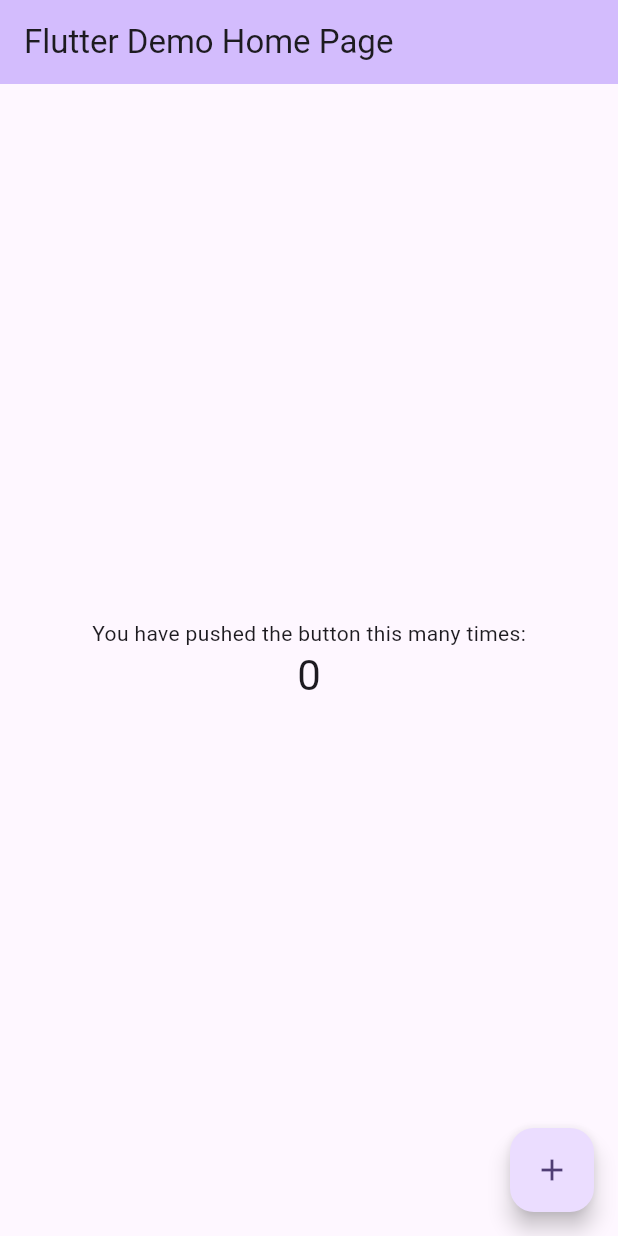
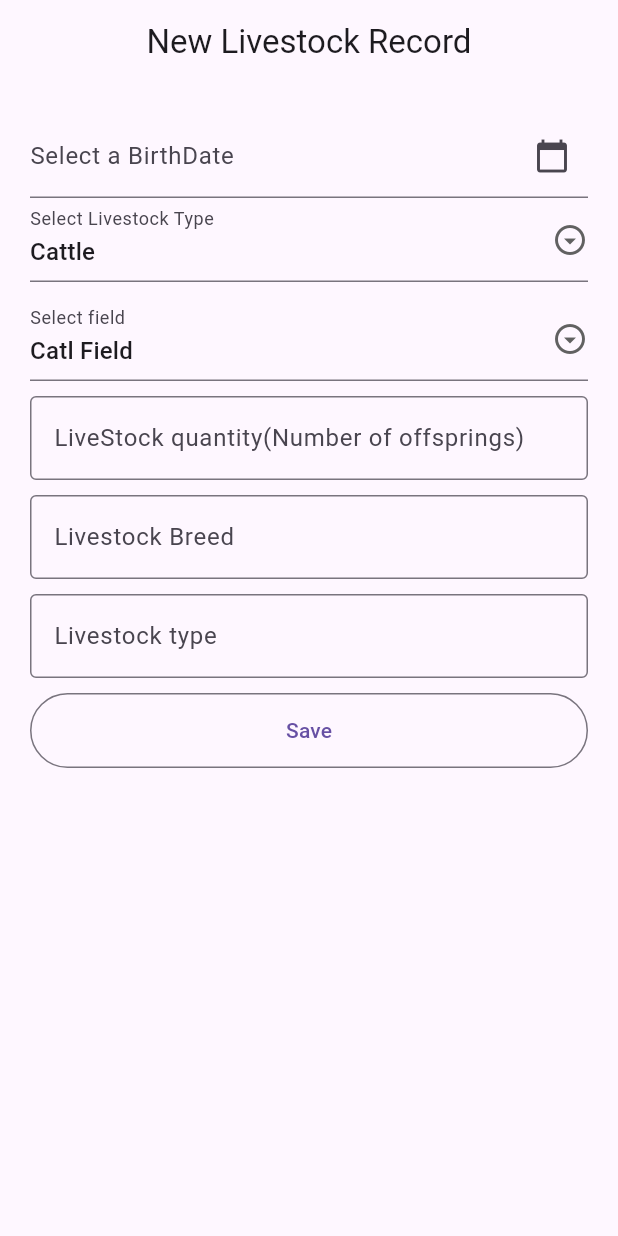
Before and after one commit to bsc-inf-20-19/FarmRecordsManagementSystem, a Flutter app: the screen it shows after launch, on a phone screen of 412 x 824 dp. Run offline on Flutter 3.47's test engine with Material 3 defaults, Android fonts, the phone set to English and light mode, and no system bars.

Commit message:
Livestock input User-interface

```diff
--- /dev/null
+++ b/farm_records_management_system/lib/Screen/my-form.dart
@@ -0,0 +1,213 @@
+import 'package:farm_records_management_system/Screen/Details.dart';
+import 'package:flutter/material.dart';
+//import 'my-form.dart';
+
+class MyForm extends StatefulWidget {
+  const MyForm({Key? key}) : super(key: key);
+
+  @override
+  _FormState createState() => _FormState();
+}
+
+class _FormState extends State<MyForm> {
+
+  DateTime? _selectedDate;
+
+  // Function to show the date picker and set the selected date
+  Future<void> _selectDate(BuildContext context) async {
+    final DateTime? picked = await showDatePicker(
+      context: context,
+      initialDate: _selectedDate ?? DateTime.now(),
+      firstDate: DateTime(1900),
+      lastDate: DateTime(2100),
+    );
+
+    // If the user picked a date, set the selected date state
+    if (picked != null && picked != _selectedDate) {
+      setState(() {
+        _selectedDate = picked;
+      });
+    }
+  }
+
+  _FormState(){
+    _selectVal = _livestockTypeList[0];
+    _selectFieldVal = _fieldList[0];
+  }
+
+  final _livestockController = TextEditingController();
+  final _livestockDescdriptionController = TextEditingController();
+   final _livestockBreedController = TextEditingController();
+    final _livestockTypeController = TextEditingController();
+     final _livestockLotController = TextEditingController();
+      final _livestockQuantityController = TextEditingController();
+
+  final _ = TextEditingController();
+  final _livestockTypeList = ["Cattle", "Poultry", "Goats", "Pigs"];
+  String? _selectVal = "";
+
+    final _fieldList = ["Catl Field", "Poultry Field", "Goats Field", "Pigs Field"];
+  String? _selectFieldVal = "";
+
+  @override
+  void dispose() {
+   _livestockController.dispose();
+   _livestockDescdriptionController.dispose();
+   _livestockBreedController.dispose();
+   _livestockTypeController.dispose();
+   _livestockLotController.dispose();
+   _livestockQuantityController.dispose();
+   super.dispose();
+  }
+
+  @override
+  Widget build(BuildContext context) {
+    return Scaffold(
+      appBar: AppBar(
+        title: const Text('New Livestock Record'),
+        centerTitle: true,
+      ),
+      body: Container(
+        padding: const EdgeInsets.all(20.0),
+        child: ListView(
+          children: [
+
+            TextField(
+              decoration: InputDecoration(
+                labelText: 'Select a BirthDate',
+                suffixIcon: IconButton(
+                  icon: const Icon(Icons.calendar_today),
+                  onPressed: () => _selectDate(context),
+                ),
+              ),
+              controller: TextEditingController(
+                text: _selectedDate != null
+                    ? '${_selectedDate!.toLocal()}'.split(' ')[0]
+                    : '',
+              ),
+              readOnly: true,
+            ),
+
+            //DropDown crop name  and field
+            DropdownButtonFormField(
+              value: _selectVal,
+              items: _livestockTypeList.map(
+              (e) => DropdownMenuItem(child: Text(e), value: e,)
+              ).toList(),
+            onChanged: (val) {
+              setState(() {
+                _selectVal = val as String;
+              });
+            },
+            icon: const Icon(
+              Icons.arrow_drop_down_circle_outlined,
+            ),
+            decoration: InputDecoration(
+              labelText: "Select Livestock Type",
+              border: UnderlineInputBorder()
+            ),
+            ),
+            SizedBox(height: 10.0),
+            DropdownButtonFormField(
+              value: _selectFieldVal,
+              items: _fieldList.map(
+              (e) => DropdownMenuItem(child: Text(e), value: e,)
+              ).toList(),
+            onChanged: (val) {
+              setState(() {
+                _selectFieldVal = val as String;
+              });
+            },
+            icon: const Icon(
+              Icons.arrow_drop_down_circle_outlined,
+            ),
+            decoration: InputDecoration(
+              labelText: "Select field",
+              border: UnderlineInputBorder()
+            ),
+            ),
+            SizedBox(height: 10.0),
+
+            //Textfields for seeds infomation
+             MyTextField(
+              myController: _livestockDescdriptionController,
+              fieldName: "LiveStock quantity(Number of offsprings)",
+            ),
+            SizedBox(height: 10.0),
+             MyTextField(
+              myController: _livestockBreedController,
+              fieldName: "Livestock Breed",
+            ),
+            SizedBox(height: 10.0),
+             MyTextField(
+              myController: _livestockTypeController,
+              fieldName: "Livestock type",
+            ),
+            // SizedBox(height: 10.0),
+            //  MyTextField(
+            //   myController: _livestockLotController,
+            //   fieldName: "Seed lot number",
+            // ),
+            // SizedBox(height: 10.0),
+            //  MyTextField(
+            //   myController: _livestockQuantityController,
+            //   fieldName: "Estimated hrarvest",
+            // ),
+            SizedBox(height: 10.0),
+            myBtn(context)
+          ],
+        ),
+      ),
+    );
+}
+OutlinedButton myBtn(BuildContext context) {
+  return OutlinedButton(
+    style: OutlinedButton.styleFrom(minimumSize: const Size(200, 50)),
+    onPressed: () {
+      Navigator.push(
+        context,
+        MaterialPageRoute(builder: (context){
+          return Details(
+            livestockName: _livestockController.text,
+            livestockDescription: _livestockDescdriptionController.text,
+            livestockBreed: _livestockBreedController.text,
+            livestockType: _livestockTypeController.text,
+            // cropLotNumber: _livestockLotController.text,
+            // cropHarvest: _livestockQuantityController.text,
+          );
+        }),
+      );
+      },
+    child: Text("Save"),
+  );
+}
+}
+
+class MyTextField extends StatelessWidget {
+  MyTextField({
+    Key? key,
+    required this.myController,
+    required this.fieldName,
+    this.myIcon = Icons.verified_user_outlined,
+    this.prefixIconColor = Colors.blueAccent,
+  });
+
+  final TextEditingController myController;
+  String fieldName;
+  final IconData myIcon;
+  Color prefixIconColor;
+
+  @override
+  Widget build(BuildContext context) {
+    return TextFormField(
+      controller: myController,
+      decoration: InputDecoration(
+        labelText: fieldName,
+        border: const OutlineInputBorder(),
+        focusedBorder: OutlineInputBorder(
+          borderSide: BorderSide(color: Colors.green.shade300),
+        ),
+      ),
+    );
+  }
+}
--- a/farm_records_management_system/lib/main.dart
+++ b/farm_records_management_system/lib/main.dart
@@ -1,125 +1,22 @@
+import 'package:farm_records_management_system/Screen/my-form.dart';
 import 'package:flutter/material.dart';
 
 void main() {
   runApp(const MyApp());
 }
 
+
 class MyApp extends StatelessWidget {
   const MyApp({super.key});
 
-  // This widget is the root of your application.
   @override
   Widget build(BuildContext context) {
     return MaterialApp(
-      title: 'Flutter Demo',
+      title: 'Farm Management',
+      debugShowCheckedModeBanner: false,
       theme: ThemeData(
-        // This is the theme of your application.
-        //
-        // TRY THIS: Try running your application with "flutter run". You'll see
-        // the application has a purple toolbar. Then, without quitting the app,
-        // try changing the seedColor in the colorScheme below to Colors.green
-        // and then invoke "hot reload" (save your changes or press the "hot
-        // reload" button in a Flutter-supported IDE, or press "r" if you used
-        // the command line to start the app).
-        //
-        // Notice that the counter didn't reset back to zero; the application
-        // state is not lost during the reload. To reset the state, use hot
-        // restart instead.
-        //
-        // This works for code too, not just values: Most code changes can be
-        // tested with just a hot reload.
-        colorScheme: ColorScheme.fromSeed(seedColor: Colors.deepPurple),
-        useMaterial3: true,
-      ),
-      home: const MyHomePage(title: 'Flutter Demo Home Page'),
+        primarySwatch: Colors.blue),
+      home:const MyForm(),
     );
   }
 }
-
-class MyHomePage extends StatefulWidget {
-  const MyHomePage({super.key, required this.title});
-
-  // This widget is the home page of your application. It is stateful, meaning
-  // that it has a State object (defined below) that contains fields that affect
-  // how it looks.
-
-  // This class is the configuration for the state. It holds the values (in this
-  // case the title) provided by the parent (in this case the App widget) and
-  // used by the build method of the State. Fields in a Widget subclass are
-  // always marked "final".
-
-  final String title;
-
-  @override
-  State<MyHomePage> createState() => _MyHomePageState();
-}
-
-class _MyHomePageState extends State<MyHomePage> {
-  int _counter = 0;
-
-  void _incrementCounter() {
-    setState(() {
-      // This call to setState tells the Flutter framework that something has
-      // changed in this State, which causes it to rerun the build method below
-      // so that the display can reflect the updated values. If we changed
-      // _counter without calling setState(), then the build method would not be
-      // called again, and so nothing would appear to happen.
-      _counter++;
-    });
-  }
-
-  @override
-  Widget build(BuildContext context) {
-    // This method is rerun every time setState is called, for instance as done
-    // by the _incrementCounter method above.
-    //
-    // The Flutter framework has been optimized to make rerunning build methods
-    // fast, so that you can just rebuild anything that needs updating rather
-    // than having to individually change instances of widgets.
-    return Scaffold(
-      appBar: AppBar(
-        // TRY THIS: Try changing the color here to a specific color (to
-        // Colors.amber, perhaps?) and trigger a hot reload to see the AppBar
-        // change color while the other colors stay the same.
-        backgroundColor: Theme.of(context).colorScheme.inversePrimary,
-        // Here we take the value from the MyHomePage object that was created by
-        // the App.build method, and use it to set our appbar title.
-        title: Text(widget.title),
-      ),
-      body: Center(
-        // Center is a layout widget. It takes a single child and positions it
-        // in the middle of the parent.
-        child: Column(
-          // Column is also a layout widget. It takes a list of children and
-          // arranges them vertically. By default, it sizes itself to fit its
-          // children horizontally, and tries to be as tall as its parent.
-          //
-          // Column has various properties to control how it sizes itself and
-          // how it positions its children. Here we use mainAxisAlignment to
-          // center the children vertically; the main axis here is the vertical
-          // axis because Columns are vertical (the cross axis would be
-          // horizontal).
-          //
-          // TRY THIS: Invoke "debug painting" (choose the "Toggle Debug Paint"
-          // action in the IDE, or press "p" in the console), to see the
-          // wireframe for each widget.
-          mainAxisAlignment: MainAxisAlignment.center,
-          children: <Widget>[
-            const Text(
-              'You have pushed the button this many times:',
-            ),
-            Text(
-              '$_counter',
-              style: Theme.of(context).textTheme.headlineMedium,
-            ),
-          ],
-        ),
-      ),
-      floatingActionButton: FloatingActionButton(
-        onPressed: _incrementCounter,
-        tooltip: 'Increment',
-        child: const Icon(Icons.add),
-      ), // This trailing comma makes auto-formatting nicer for build methods.
-    );
-  }
-}
```
Also changed, not shown: farm_records_management_system/lib/Screen/Details.dart (added, +51 -0 lines), 1 other file.
